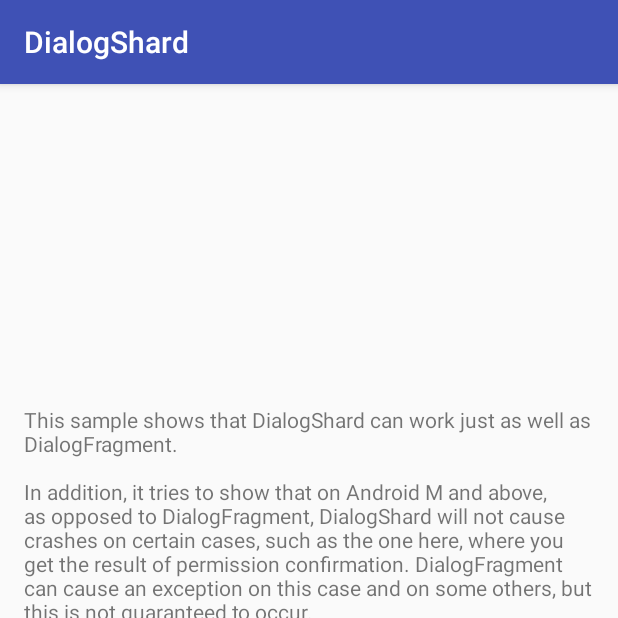
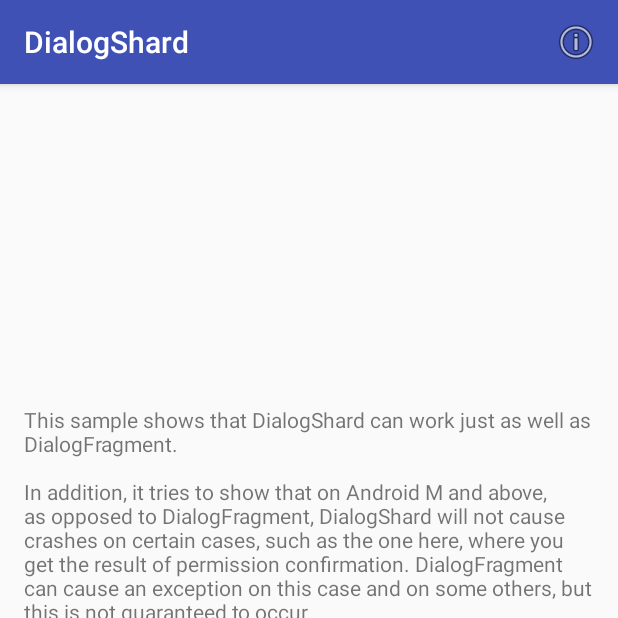
Before and after one commit to AndroidDeveloperLB/DialogShard, an Android app: the screen it shows after launch (MainActivity), on a phone screen of 412 x 824 dp, the top half of it. Run offline under Robolectric (Android 15) with nearby library versions, the phone set to English and light mode, and no system bars.

Commit message:
updated demo

```diff
--- /dev/null
+++ b/app/src/main/res/menu/main.xml
@@ -0,0 +1,26 @@
+<?xml version="1.0" encoding="utf-8"?>
+<menu xmlns:android="http://schemas.android.com/apk/res/android"
+      xmlns:app="http://schemas.android.com/apk/res-auto">
+
+    <item
+        android:icon="@android:drawable/ic_menu_info_details"
+        android:title="@string/more_info"
+        app:showAsAction="always">
+        <menu>
+            <group
+                android:checkableBehavior="none"
+                android:menuCategory="container">
+                <item
+                    android:id="@+id/menuItem_current_repository_website"
+                    android:title="@string/repository_website"></item>
+                <item
+                    android:id="@+id/menuItem_all_my_repositories"
+                    android:title="@string/all_my_repositories"></item>
+                <item
+                    android:id="@+id/menuItem_all_my_apps"
+                    android:title="@string/all_my_apps"></item>
+            </group>
+        </menu>
+    </item>
+
+</menu>
--- a/app/src/main/res/values/strings.xml
+++ b/app/src/main/res/values/strings.xml
@@ -3,4 +3,8 @@
     <string name="demo_desc">This sample shows that DialogShard can work just as well as DialogFragment.
 \n\nIn addition, it tries to show that on Android M and above, as opposed to DialogFragment, DialogShard will not cause crashes on certain cases, such as the one here, where you get the result of permission confirmation.
 DialogFragment can cause an exception on this case and on some others, but this is not guaranteed to occur.</string>
+    <string name="repository_website">Repository website</string>
+    <string name="all_my_repositories">All my repositories</string>
+    <string name="all_my_apps">All my apps</string>
+    <string name="more_info">More info</string>
 </resources>
```
Also changed, not shown: app/src/main/java/com/lb/dialogshard/MainActivity.java (+34 -2 lines).
